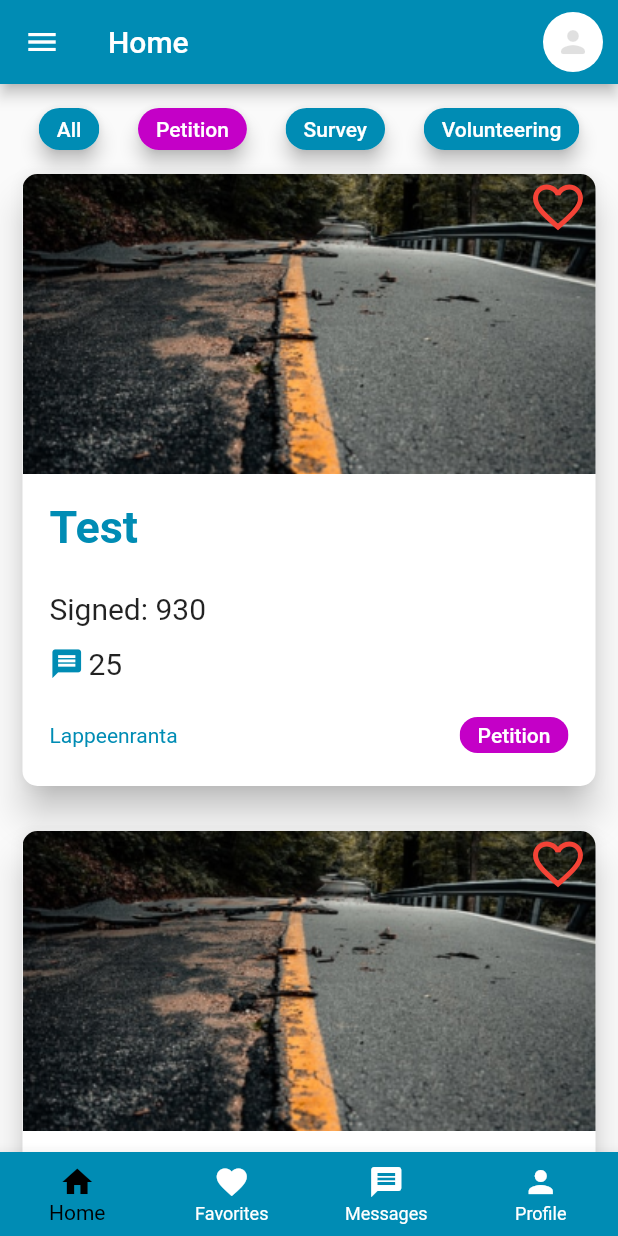
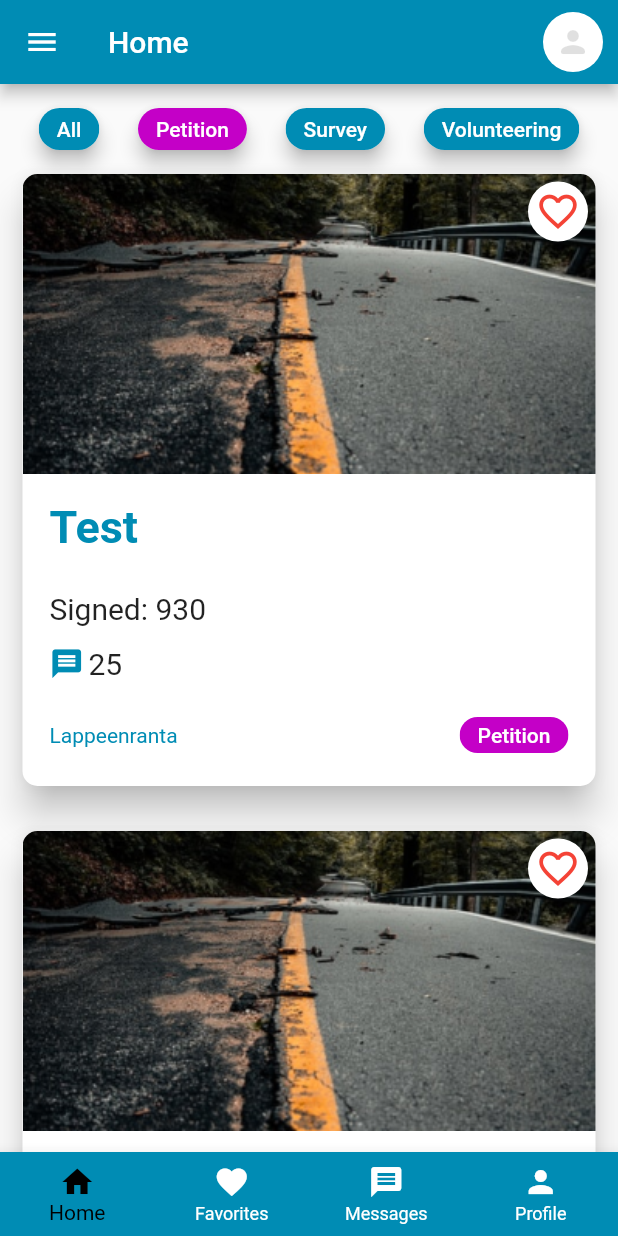
Before and after one commit to jaimeAlorg/Civic-Partitipation-Demo, a Flutter app: the screen it shows after launch, on a phone screen of 412 x 824 dp. Run offline on Flutter 3.47's test engine with Material 2 defaults, Android fonts, the phone set to English and light mode, and no system bars.

Commit message:
Favorite icon more prominent

```diff
--- a/lib/home.dart
+++ b/lib/home.dart
@@ -129,11 +129,17 @@ class _HomeState extends State<Home> {
                 children: [
                   new Positioned(
                       right: 5,
-                      top: 2,
-                      child: new Icon(
-                        Icons.favorite_border_outlined,
-                        color: Colors.red,
-                        size: 40,
+                      top: 5,
+                      child: CircleAvatar(
+                        backgroundColor: Colors.white,
+                        child: Padding(
+                          padding: EdgeInsets.all(5),
+                          child: new Icon(
+                            Icons.favorite_border_outlined,
+                            color: Colors.red,
+                            size: 30,
+                          ),
+                        ),
                       )),
                 ],
               )),
```
